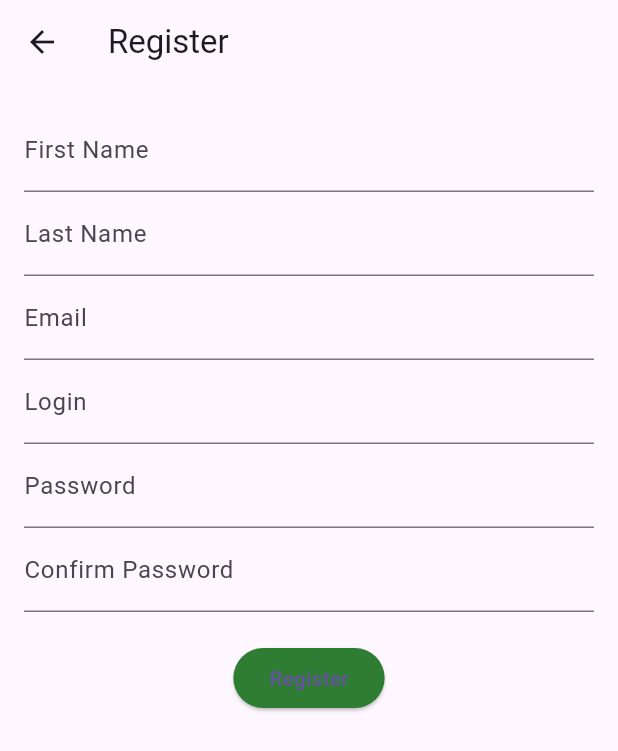
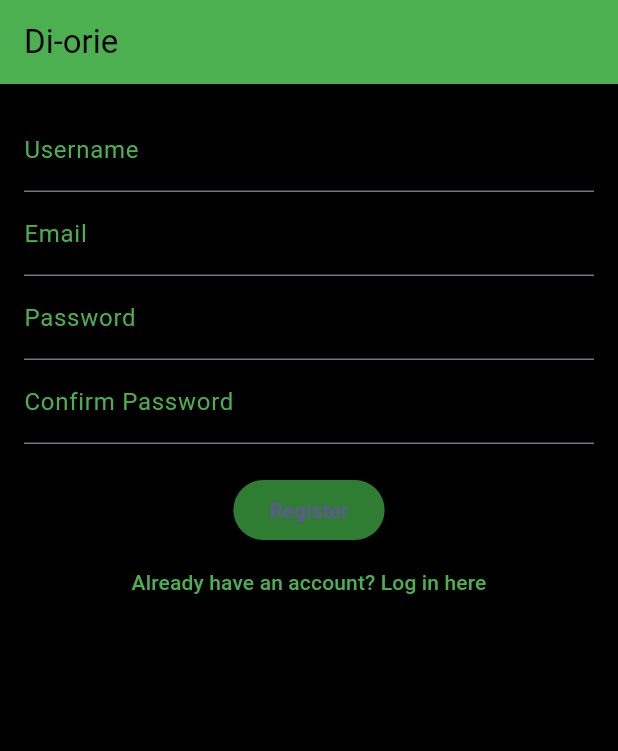
Before and after one commit to avvooturi/COP4331DiorieApp, a Flutter app: the screen it shows after launch, after a tap on "Don't have an account? Register here", on a phone screen of 412 x 824 dp. Shown: the top 751 px of the screen. Run offline on Flutter 3.47's test engine with Material 3 defaults, Android fonts, the phone set to English and light mode, and no system bars; our stand-ins replace table_calendar; network calls fail.

Commit message:
look for login and register finished

```diff
--- a/meal_planner/lib/main.dart
+++ b/meal_planner/lib/main.dart
@@ -215,7 +215,6 @@ class _ForgotPasswordPageState extends State<ForgotPasswordPage> {
   }
 }
 
-// LoginPage Class
 class LoginPage extends StatefulWidget {
   @override
   _LoginPageState createState() => _LoginPageState();
@@ -268,19 +267,43 @@ class _LoginPageState extends State<LoginPage> {
   @override
   Widget build(BuildContext context) {
     return Scaffold(
-      appBar: AppBar(title: Text("Login")),
+      appBar: AppBar(
+        backgroundColor: Colors.green, // Navbar background color
+        title: Text(
+          "Di-orie",
+          style: TextStyle(
+            color: Colors.black, // Navbar text color
+          ),
+        ),
+      ),
       body: Padding(
         padding: const EdgeInsets.all(16.0),
         child: Column(
           children: [
             TextField(
               controller: _loginController,
-              decoration: InputDecoration(labelText: "Login"),
+              decoration: InputDecoration(
+                labelText: "Login",
+                labelStyle: TextStyle(color: Colors.green), // Label text green
+                focusedBorder: UnderlineInputBorder(
+                  borderSide:
+                      BorderSide(color: Colors.green), // Focus border color
+                ),
+              ),
+              style: TextStyle(color: Colors.white), // Input text color white
             ),
             TextField(
               controller: _passwordController,
-              decoration: InputDecoration(labelText: "Password"),
+              decoration: InputDecoration(
+                labelText: "Password",
+                labelStyle: TextStyle(color: Colors.green), // Label text green
+                focusedBorder: UnderlineInputBorder(
+                  borderSide:
+                      BorderSide(color: Colors.green), // Focus border color
+                ),
+              ),
               obscureText: true,
+              style: TextStyle(color: Colors.white), // Input text color white
             ),
             SizedBox(height: 20),
             ElevatedButton(
@@ -296,7 +319,10 @@ class _LoginPageState extends State<LoginPage> {
                   MaterialPageRoute(builder: (context) => RegisterPage()),
                 );
               },
-              child: Text("Don't have an account? Register here"),
+              child: Text(
+                "Don't have an account? Register here",
+                style: TextStyle(color: Colors.green), // Green link color
+              ),
             ),
             TextButton(
               onPressed: () {
@@ -305,36 +331,35 @@ class _LoginPageState extends State<LoginPage> {
                   MaterialPageRoute(builder: (context) => ForgotPasswordPage()),
                 );
               },
-              child: Text("Forgot Password?"),
+              child: Text(
+                "Forgot Password?",
+                style: TextStyle(color: Colors.green), // Green link color
+              ),
             ),
           ],
         ),
       ),
+      backgroundColor: Colors.black, // Background color for LoginPage
     );
   }
 }
 
-// RegisterPage Class
 class RegisterPage extends StatefulWidget {
   @override
   _RegisterPageState createState() => _RegisterPageState();
 }
 
 class _RegisterPageState extends State<RegisterPage> {
-  final TextEditingController _firstNameController = TextEditingController();
-  final TextEditingController _lastNameController = TextEditingController();
+  final TextEditingController _usernameController = TextEditingController();
   final TextEditingController _emailController = TextEditingController();
-  final TextEditingController _loginController = TextEditingController();
   final TextEditingController _passwordController = TextEditingController();
   final TextEditingController _confirmPasswordController =
       TextEditingController();
 
   @override
   void dispose() {
-    _firstNameController.dispose();
-    _lastNameController.dispose();
+    _usernameController.dispose();
     _emailController.dispose();
-    _loginController.dispose();
     _passwordController.dispose();
     _confirmPasswordController.dispose();
     super.dispose();
@@ -343,36 +368,28 @@ class _RegisterPageState extends State<RegisterPage> {
   void _register() async {
     if (_passwordController.text != _confirmPasswordController.text) {
       ScaffoldMessenger.of(context).showSnackBar(
-        const SnackBar(content: Text("Passwords do not match")),
+        SnackBar(content: Text("Passwords do not match")),
       );
       return;
     }
+
     try {
       final response = await http.post(
         Uri.parse('http://cop4331-t23.xyz:5079/api/register'),
         headers: {'Content-Type': 'application/json'},
         body: jsonEncode({
-          'firstName': _firstNameController.text,
-          'lastName': _lastNameController.text,
+          'username': _usernameController.text,
           'email': _emailController.text,
-          'login': _loginController.text,
           'password': _passwordController.text,
         }),
       );
 
-      if (response.statusCode == 201) {
-        final responseData = jsonDecode(response.body);
-        final objectId = responseData['user']['_id'];
+      if (response.statusCode == 200) {
+        ScaffoldMessenger.of(context).showSnackBar(
+          SnackBar(content: Text("Registration successful! Please log in.")),
+        );
 
-        Navigator.pushReplacement(
-          context,
-          MaterialPageRoute(
-            builder: (context) => HomePage(
-              name: _loginController.text,
-              objectId: objectId,
-            ),
-          ),
-        );
+        Navigator.pop(context);
       } else {
         throw Exception('Failed to register: ${response.body}');
       }
@@ -386,47 +403,80 @@ class _RegisterPageState extends State<RegisterPage> {
   @override
   Widget build(BuildContext context) {
     return Scaffold(
-      appBar: AppBar(title: Text("Register")),
+      appBar: AppBar(
+        backgroundColor: Colors.green, // Navbar background color
+        title: Text(
+          "Di-orie",
+          style: TextStyle(
+            color: Colors.black, // Navbar text color
+          ),
+        ),
+        automaticallyImplyLeading: false,
+      ),
       body: Padding(
         padding: const EdgeInsets.all(16.0),
+        child: SingleChildScrollView(
           child: Column(
             children: [
               TextField(
-              controller: _firstNameController,
-              decoration: InputDecoration(labelText: "First Name"),
+                controller: _usernameController,
+                decoration: InputDecoration(
+                  labelText: "Username",
+                  labelStyle:
+                      TextStyle(color: Colors.green), // Label text green
                 ),
-            TextField(
-              controller: _lastNameController,
-              decoration: InputDecoration(labelText: "Last Name"),
+                style: TextStyle(color: Colors.white), // Input text white
               ),
               TextField(
                 controller: _emailController,
-              decoration: InputDecoration(labelText: "Email"),
+                decoration: InputDecoration(
+                  labelText: "Email",
+                  labelStyle:
+                      TextStyle(color: Colors.green), // Label text green
                 ),
-            TextField(
-              controller: _loginController,
-              decoration: InputDecoration(labelText: "Login"),
+                style: TextStyle(color: Colors.white), // Input text white
               ),
               TextField(
                 controller: _passwordController,
-              decoration: InputDecoration(labelText: "Password"),
+                decoration: InputDecoration(
+                  labelText: "Password",
+                  labelStyle:
+                      TextStyle(color: Colors.green), // Label text green
+                ),
                 obscureText: true,
+                style: TextStyle(color: Colors.white), // Input text white
               ),
               TextField(
                 controller: _confirmPasswordController,
-              decoration: InputDecoration(labelText: "Confirm Password"),
+                decoration: InputDecoration(
+                  labelText: "Confirm Password",
+                  labelStyle:
+                      TextStyle(color: Colors.green), // Label text green
+                ),
                 obscureText: true,
+                style: TextStyle(color: Colors.white), // Input text white
               ),
               SizedBox(height: 20),
               ElevatedButton(
                 onPressed: _register,
-              style:
-                  ElevatedButton.styleFrom(backgroundColor: Colors.green[800]),
+                style: ElevatedButton.styleFrom(
+                    backgroundColor: Colors.green[800]),
                 child: Text("Register"),
+              ),
+              TextButton(
+                onPressed: () {
+                  Navigator.pop(context);
+                },
+                child: Text(
+                  "Already have an account? Log in here",
+                  style: TextStyle(color: Colors.green), // Green link color
+                ),
               ),
             ],
           ),
         ),
+      ),
+      backgroundColor: Colors.black, // Background color for RegisterPage
     );
   }
 }
```
Lines whose indentation alone changed are shown as unchanged.
